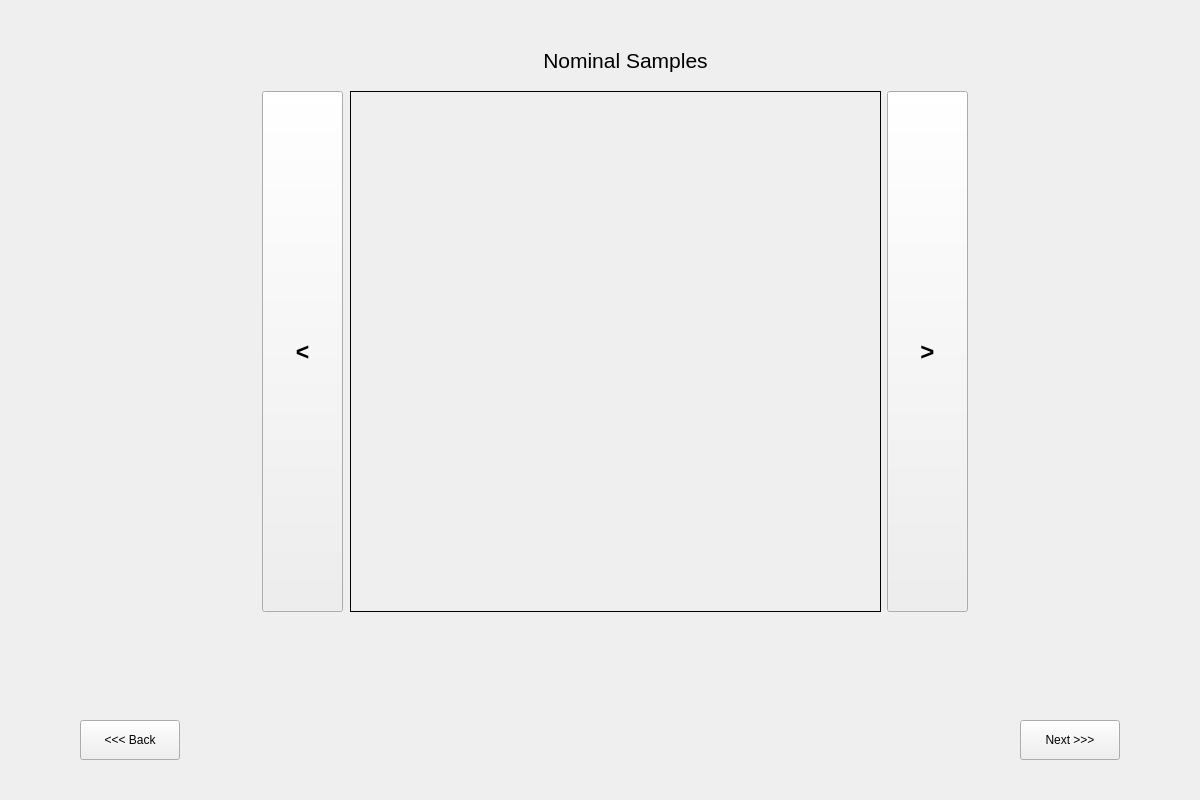
Qt form assets/start_window.ui (kjobuya/anomaly-detection-app) before a commit.
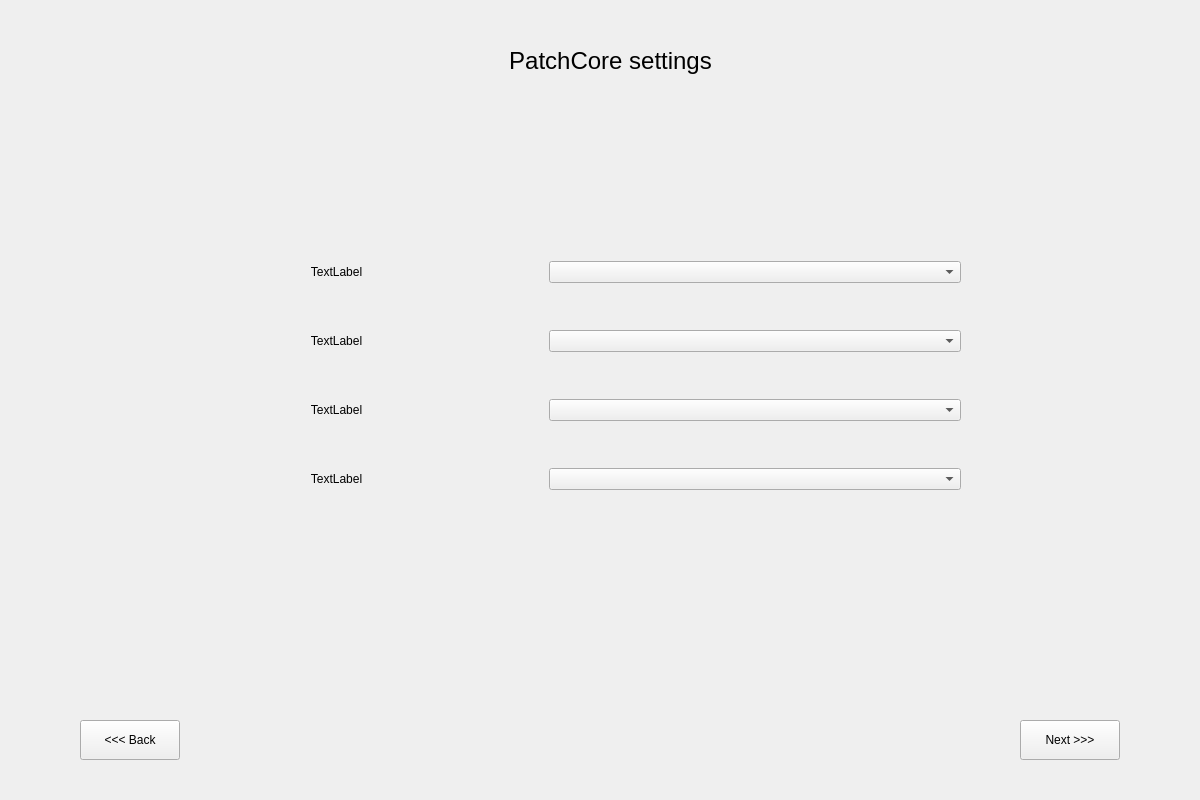
The same form after that commit. The open tabs and pages were chosen to show the change.

Commit message: Added patchore setting page

Patch:
```diff
--- a/assets/start_window.ui
+++ b/assets/start_window.ui
@@ -217,7 +217,7 @@
       </property>
       <property name="font">
        <font>
-        <pointsize>16</pointsize>
+        <pointsize>18</pointsize>
         <italic>false</italic>
        </font>
       </property>
@@ -229,6 +229,180 @@
       </property>
      </widget>
     </widget>
+    <widget class="QWidget" name="defect_samples">
+     <widget class="QLabel" name="label_6">
+      <property name="geometry">
+       <rect>
+        <x>470</x>
+        <y>9</y>
+        <width>251</width>
+        <height>41</height>
+       </rect>
+      </property>
+      <property name="font">
+       <font>
+        <pointsize>18</pointsize>
+        <italic>false</italic>
+       </font>
+      </property>
+      <property name="text">
+       <string>Defect Samples</string>
+      </property>
+      <property name="alignment">
+       <set>Qt::AlignCenter</set>
+      </property>
+     </widget>
+     <widget class="QLabel" name="defectImageDisplayLabel">
+      <property name="geometry">
+       <rect>
+        <x>320</x>
+        <y>60</y>
+        <width>531</width>
+        <height>521</height>
+       </rect>
+      </property>
+      <property name="styleSheet">
+       <string notr="true">border: 1px solid black;
+</string>
+      </property>
+      <property name="text">
+       <string/>
+      </property>
+      <property name="scaledContents">
+       <bool>true</bool>
+      </property>
+     </widget>
+     <widget class="QPushButton" name="nextDefectImageButton">
+      <property name="geometry">
+       <rect>
+        <x>857</x>
+        <y>60</y>
+        <width>81</width>
+        <height>521</height>
+       </rect>
+      </property>
+      <property name="font">
+       <font>
+        <pointsize>18</pointsize>
+        <weight>75</weight>
+        <bold>true</bold>
+       </font>
+      </property>
+      <property name="text">
+       <string>&gt;</string>
+      </property>
+     </widget>
+     <widget class="QPushButton" name="prevDefectImageButton">
+      <property name="geometry">
+       <rect>
+        <x>232</x>
+        <y>60</y>
+        <width>81</width>
+        <height>521</height>
+       </rect>
+      </property>
+      <property name="font">
+       <font>
+        <pointsize>17</pointsize>
+        <weight>75</weight>
+        <bold>true</bold>
+       </font>
+      </property>
+      <property name="text">
+       <string>&lt;</string>
+      </property>
+     </widget>
+    </widget>
+    <widget class="QWidget" name="patchore_settings">
+     <widget class="QLabel" name="label_4">
+      <property name="geometry">
+       <rect>
+        <x>430</x>
+        <y>10</y>
+        <width>301</width>
+        <height>41</height>
+       </rect>
+      </property>
+      <property name="font">
+       <font>
+        <pointsize>18</pointsize>
+       </font>
+      </property>
+      <property name="text">
+       <string>PatchCore settings</string>
+      </property>
+      <property name="alignment">
+       <set>Qt::AlignCenter</set>
+      </property>
+     </widget>
+     <widget class="QWidget" name="gridLayoutWidget">
+      <property name="geometry">
+       <rect>
+        <x>100</x>
+        <y>190</y>
+        <width>831</width>
+        <height>311</height>
+       </rect>
+      </property>
+      <layout class="QGridLayout" name="gridLayout">
+       <property name="sizeConstraint">
+        <enum>QLayout::SetNoConstraint</enum>
+       </property>
+       <item row="0" column="0">
+        <widget class="QLabel" name="label_7">
+         <property name="text">
+          <string>TextLabel</string>
+         </property>
+         <property name="alignment">
+          <set>Qt::AlignCenter</set>
+         </property>
+        </widget>
+       </item>
+       <item row="0" column="1">
+        <widget class="QComboBox" name="comboBox"/>
+       </item>
+       <item row="2" column="1">
+        <widget class="QComboBox" name="comboBox_3"/>
+       </item>
+       <item row="1" column="1">
+        <widget class="QComboBox" name="comboBox_2"/>
+       </item>
+       <item row="3" column="1">
+        <widget class="QComboBox" name="comboBox_4"/>
+       </item>
+       <item row="1" column="0">
+        <widget class="QLabel" name="label_8">
+         <property name="text">
+          <string>TextLabel</string>
+         </property>
+         <property name="alignment">
+          <set>Qt::AlignCenter</set>
+         </property>
+        </widget>
+       </item>
+       <item row="2" column="0">
+        <widget class="QLabel" name="label_9">
+         <property name="text">
+          <string>TextLabel</string>
+         </property>
+         <property name="alignment">
+          <set>Qt::AlignCenter</set>
+         </property>
+        </widget>
+       </item>
+       <item row="3" column="0">
+        <widget class="QLabel" name="label_10">
+         <property name="text">
+          <string>TextLabel</string>
+         </property>
+         <property name="alignment">
+          <set>Qt::AlignCenter</set>
+         </property>
+        </widget>
+       </item>
+      </layout>
+     </widget>
+    </widget>
    </widget>
    <widget class="QPushButton" name="backButton">
     <property name="geometry">
```
The commit also changes 1 other file.
